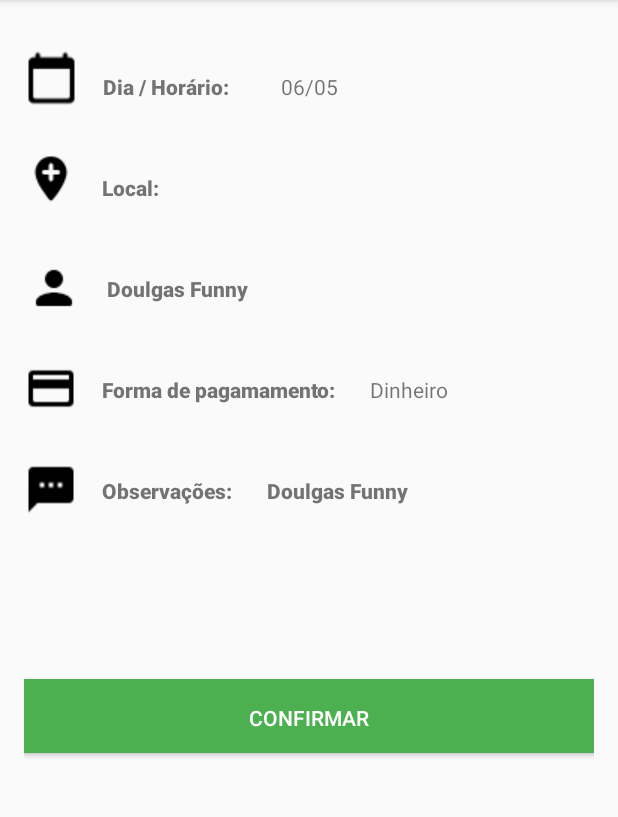
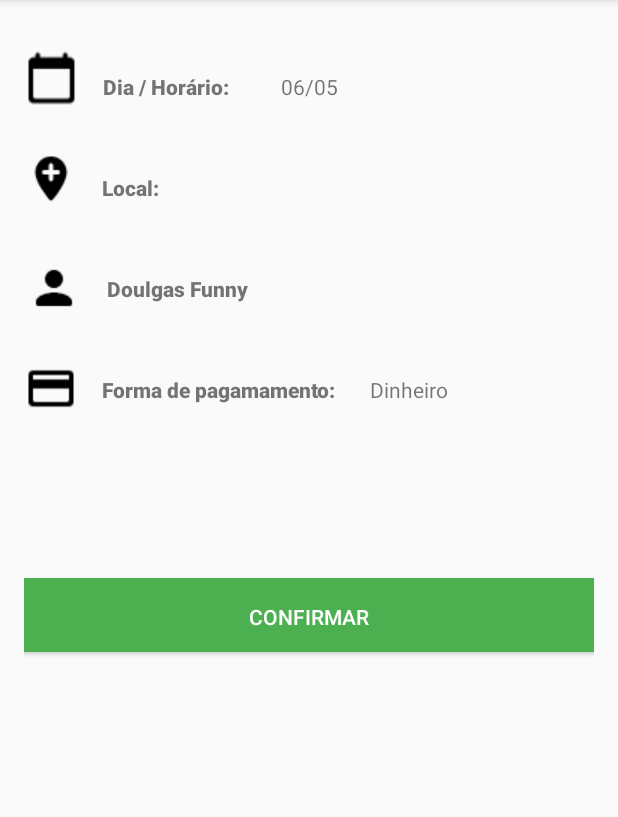
Before and after one commit to DanieleAndrade/FisioHome, an Android app: the AgendarActivity screen opened directly, with no data from a screen before it, on a phone screen of 412 x 824 dp, the part 84-901 px from its top. Run offline under Robolectric (Android 15) with nearby library versions, the phone set to English and light mode, and no system bars; our stand-ins replace Firebase (no records; nobody signed in at launch, a user with empty details on screens opened directly); 2 statements that could not run were skipped.

Commit message:
Alterações cabais

```diff
--- a/app/src/main/java/com/daniele/fisiohome/activity/AgendarActivity.java
+++ b/app/src/main/java/com/daniele/fisiohome/activity/AgendarActivity.java
@@ -11,7 +11,9 @@ import android.widget.Toast;
 import com.daniele.fisiohome.FisioHome;
 import com.daniele.fisiohome.R;
 import com.daniele.fisiohome.model.Agendamento;
+import com.daniele.fisiohome.model.Disponibilidade;
 import com.daniele.fisiohome.model.Fisioterapeuta;
+import com.daniele.fisiohome.model.Paciente;
 import com.daniele.fisiohome.model.Pagamento;
 import com.google.firebase.database.DatabaseReference;
 import com.google.firebase.database.FirebaseDatabase;
@@ -37,11 +39,21 @@ public class AgendarActivity extends AppCompatActivity {
 
         fisioterapeuta = FisioHome.getFisioterapeutaAtual();
 
+        Disponibilidade disponibilidade = FisioHome.getDisponibilidadeAtual();
+        if (disponibilidade != null) {
+            campoData.setText(disponibilidade.getDias() + " - " + disponibilidade.getHoras());
+        }
+
+        Paciente paciente = FisioHome.getPaciente();
+        if (paciente != null) {
+            String local = paciente.getEndereco().getLogradouro() + " - " + String.valueOf(paciente.getEndereco().getNumero()) + ", " + paciente.getEndereco().getCidade();
+            campoLocal.setText(local);
+        } else {
+            String local = FisioHome.getFisioterapeutaAtual().getLogradouro() + " - " + String.valueOf(FisioHome.getFisioterapeutaAtual().getNumero()) + ", " + FisioHome.getFisioterapeutaAtual().getCidade();
+            campoLocal.setText(local);
+        }
 
         campoNomeFisio.setText(fisioterapeuta.getNome());
-
-        String local = FisioHome.getFisioterapeutaAtual().getLogradouro() + " - " + String.valueOf(FisioHome.getFisioterapeutaAtual().getNumero()) + ", " + FisioHome.getFisioterapeutaAtual().getCidade();
-        campoLocal.setText(local);
 
         Intent intent = getIntent();
 
--- a/app/src/main/res/layout/activity_agendar.xml
+++ b/app/src/main/res/layout/activity_agendar.xml
@@ -157,6 +157,7 @@
         android:layout_marginTop="16dp"
         android:layout_marginEnd="4dp"
         android:layout_marginRight="4dp"
+        android:visibility="gone"
         android:orientation="horizontal">
 
         <ImageView
--- a/app/src/main/res/layout/activity_detalhe_fisioterapeuta.xml
+++ b/app/src/main/res/layout/activity_detalhe_fisioterapeuta.xml
@@ -32,7 +32,8 @@
         <Button
             android:id="@+id/data_consulta"
             android:layout_width="match_parent"
-            android:layout_height="50dp" />
+            android:layout_height="50dp"
+            android:hint="Escolha a data"/>
 
         <LinearLayout
             android:layout_width="match_parent"
```
Also changed, not shown: app/src/main/java/com/daniele/fisiohome/FisioHome.java (+9 -0 lines), app/src/main/java/com/daniele/fisiohome/activity/DetalheFisioterapeutaActivity.java (+41 -1 lines), app/src/main/java/com/daniele/fisiohome/activity/HomeActivity.java (+0 -13 lines), app/src/main/java/com/daniele/fisiohome/component/DateDialog.java (+15 -1 lines).
